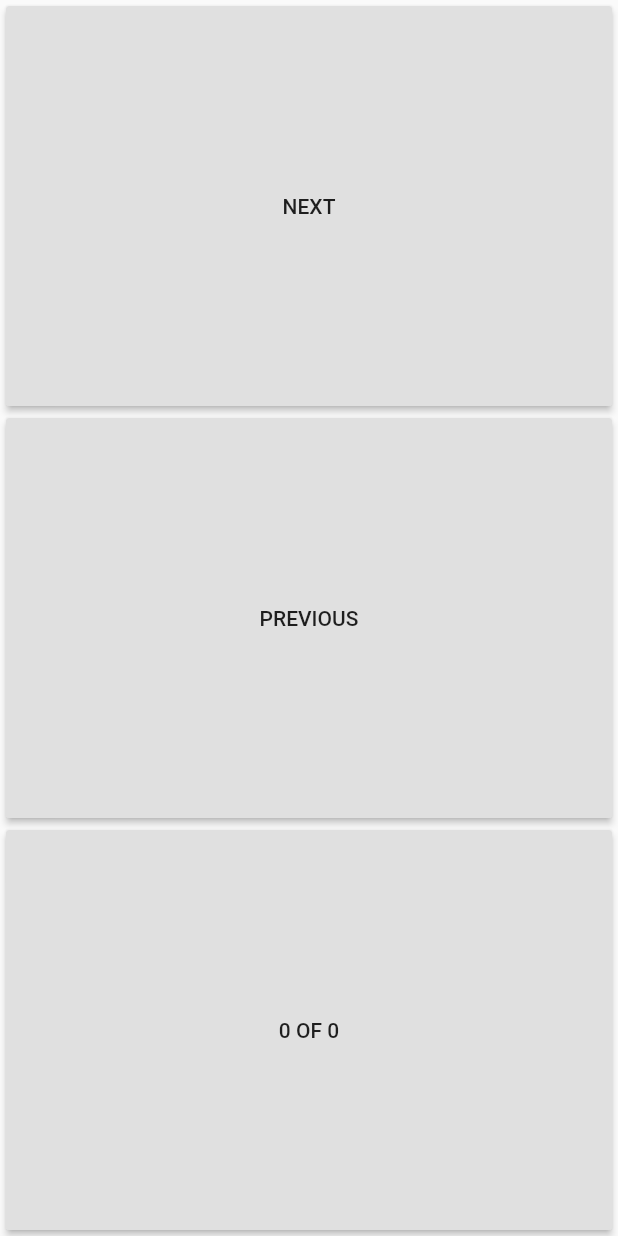
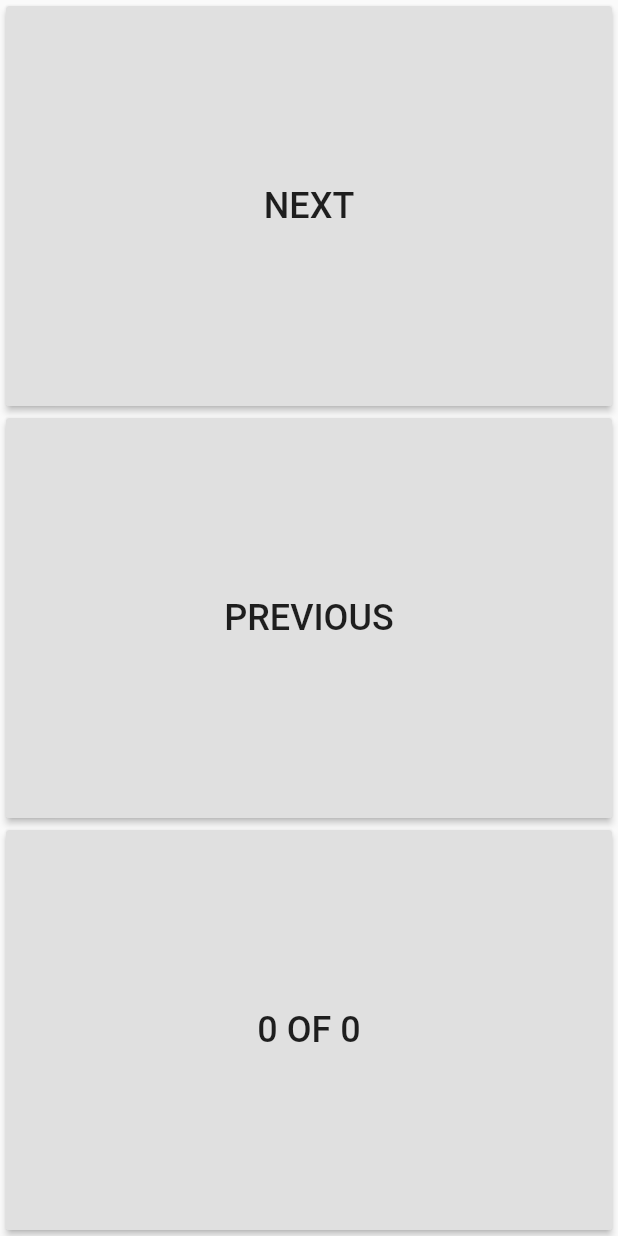
Before and after one commit to kannabi/mobile-clicker-flutter, a Flutter app: the screen it shows after launch, on a phone screen of 412 x 824 dp. Run offline on Flutter 3.47's test engine with Material 2 defaults, Android fonts, the phone set to English and light mode, and no system bars.

Commit message:
feat(architecture): add architecture components; rename files

```diff
--- a/lib/clicker/ClickerPresenterProvider.dart
+++ b/lib/clicker/clicker_presenter_provider.dart
@@ -1,4 +1,4 @@
-import 'package:mobile_clicker/clicker/presenter/ClickerPresenter.dart';
+import 'package:mobile_clicker/clicker/presenter/clicker_presenter.dart';
 
 class ClickerPresenterProvider {
   ClickerPresenter providePresenter() => ClickerPresenter();
--- a/lib/clicker/view/ClickerWidget.dart
+++ b/lib/clicker/view/clicker_widget.dart
@@ -1,7 +1,7 @@
 
 import 'package:flutter/material.dart';
-import 'package:mobile_clicker/clicker/ClickerPresenterProvider.dart';
-import 'package:mobile_clicker/clicker/view/ClickerWidgetState.dart';
+import 'package:mobile_clicker/clicker/clicker_presenter_provider.dart';
+import 'package:mobile_clicker/clicker/view/clicker_widget_state.dart';
 
 class ClickerWidget extends StatefulWidget {
   final ClickerPresenterProvider provider;
--- a/lib/clicker/view/widgets/ClickerButton.dart
+++ b/lib/clicker/view/widgets/clicker_button.dart
@@ -1,14 +1,19 @@
 import 'package:flutter/material.dart';
 
 class ClickerButton extends Expanded {
-  ClickerButton(String text, VoidCallback onPressed) :
-      super(
+  ClickerButton(String text, VoidCallback onPressed)
+      : super(
           child: Container(
             padding: EdgeInsets.all(4.0),
             child: RaisedButton(
-              child: Text(text),
+              child: Text(
+                text,
+                style: TextStyle(
+                  fontSize: 24.0
+                ),
+              ),
               onPressed: onPressed,
             ),
           ),
-      );
+        );
 }
--- /dev/null
+++ b/lib/lifecycle/model.dart
@@ -0,0 +1,3 @@
+class Model {
+
+}
--- a/lib/main.dart
+++ b/lib/main.dart
@@ -1,6 +1,6 @@
 import 'package:flutter/material.dart';
-import 'package:mobile_clicker/clicker/ClickerPresenterProvider.dart';
-import 'package:mobile_clicker/clicker/view/ClickerWidget.dart';
+import 'package:mobile_clicker/clicker/clicker_presenter_provider.dart';
+import 'package:mobile_clicker/clicker/view/clicker_widget.dart';
 
 void main() => runApp(new MyApp());
 
```
Also changed, not shown: lib/clicker/view/clicker_widget_state.dart (renamed from lib/clicker/view/ClickerWidgetState.dart, +4 -4 lines), lib/lifecycle/presenter.dart (added, +18 -0 lines), lib/clicker/model/clicker_model.dart (renamed from lib/clicker/model/ClickerModel.dart), lib/clicker/presenter/clicker_presenter.dart (renamed from lib/clicker/presenter/ClickerPresenter.dart), lib/clicker/view/clicker_view.dart (renamed from lib/clicker/view/ClickerView.dart).
